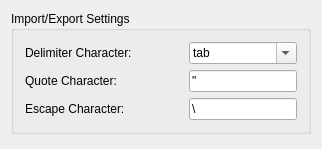
The window that src/Mod/Spreadsheet/Gui/DlgSettings.ui (scottmudge/FreeCAD) describes before a commit, drawn with Qt 5.
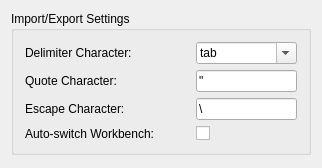
The same window after the commit. Custom widgets are drawn as their Qt base class.

Commit message: added setting to enable feature

The edit to the form file:
```diff
--- a/src/Mod/Spreadsheet/Gui/DlgSettings.ui
+++ b/src/Mod/Spreadsheet/Gui/DlgSettings.ui
@@ -7,7 +7,7 @@
     <x>0</x>
     <y>0</y>
     <width>322</width>
-    <height>149</height>
+    <height>168</height>
    </rect>
   </property>
   <property name="sizePolicy">
@@ -26,6 +26,19 @@
       <string>Import/Export Settings</string>
      </property>
      <layout class="QGridLayout" name="gridLayout">
+      <item row="3" column="0">
+       <widget class="QLabel" name="textLabel4">
+        <property name="sizePolicy">
+         <sizepolicy hsizetype="Minimum" vsizetype="Preferred">
+          <horstretch>0</horstretch>
+          <verstretch>0</verstretch>
+         </sizepolicy>
+        </property>
+        <property name="text">
+         <string>Auto-switch Workbench: </string>
+        </property>
+       </widget>
+      </item>
       <item row="2" column="0">
        <widget class="QLabel" name="textLabel3">
         <property name="sizePolicy">
@@ -147,6 +160,16 @@
         </property>
        </spacer>
       </item>
+      <item row="3" column="2">
+       <widget class="QCheckBox" name="workbenchAutoSwichCheckbox">
+        <property name="toolTip">
+         <string>&lt;html&gt;&lt;head/&gt;&lt;body&gt;&lt;p&gt;Automatically switch to the Spreadsheet Workbench when a spreadsheet is activated.&lt;/p&gt;&lt;/body&gt;&lt;/html&gt;</string>
+        </property>
+        <property name="text">
+         <string/>
+        </property>
+       </widget>
+      </item>
      </layout>
     </widget>
    </item>
```
The commit also changes 1 other file.
